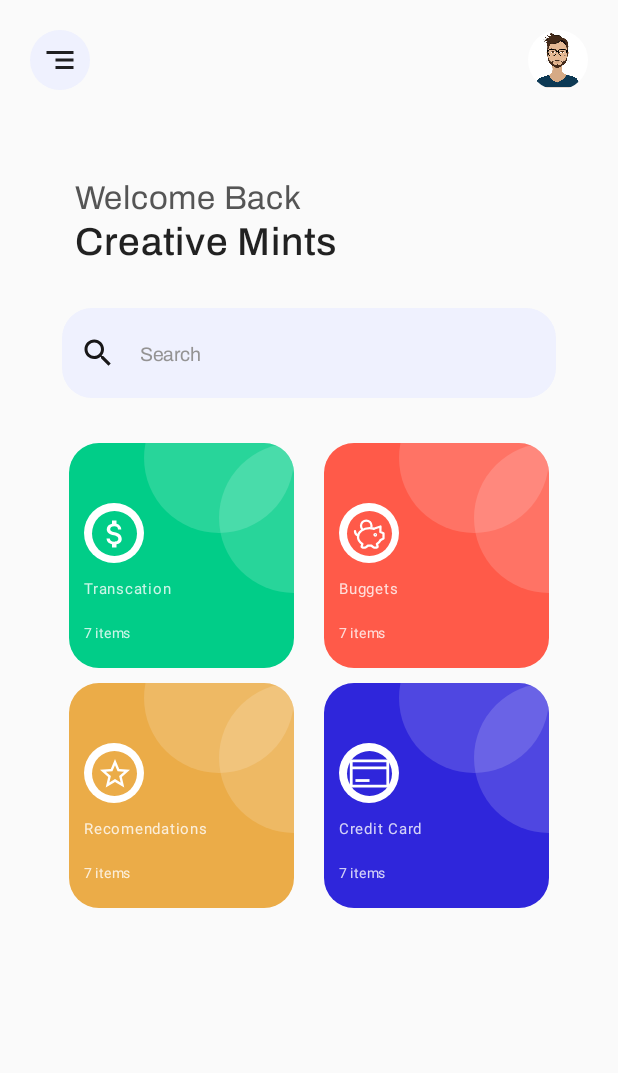
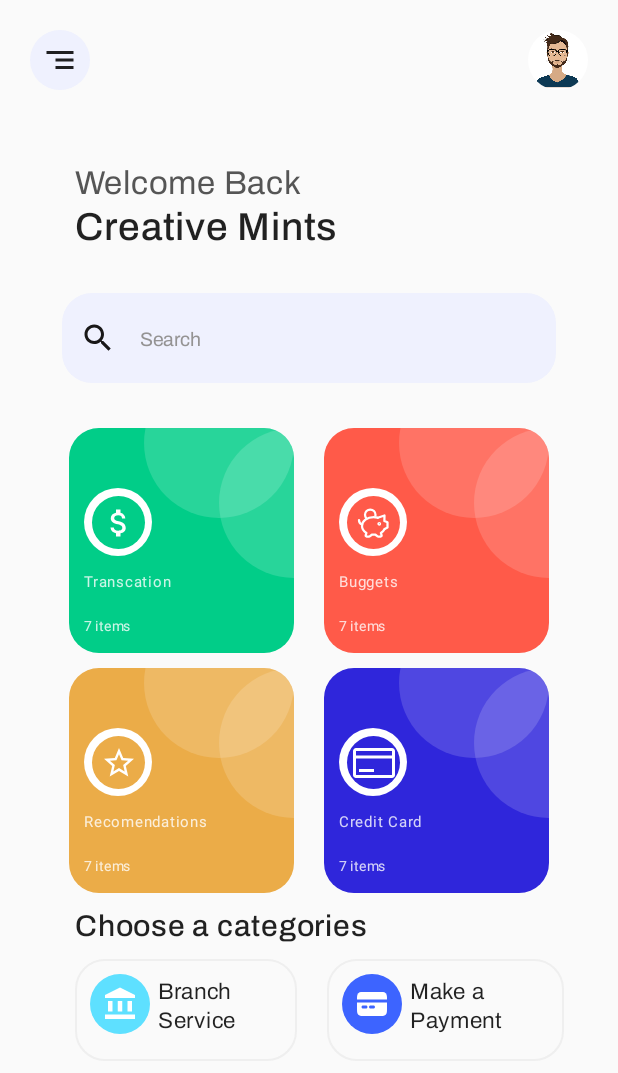
Before and after one commit to iamabdh/MoneyManager, an Android app built with Jetpack Compose: the screen it shows after launch (MainActivity), on a phone screen of 412 x 824 dp. Shown: the top 1073 px of the screen. Run offline under Robolectric (Android 15) with nearby library versions, the phone set to English and light mode, and no system bars.

Commit message:
update: home new ui

```diff
--- a/app/src/main/java/com/example/moneymanager/components/ComponentsView.kt
+++ b/app/src/main/java/com/example/moneymanager/components/ComponentsView.kt
@@ -3,6 +3,7 @@ package com.example.moneymanager.components
 import android.graphics.drawable.Drawable
 import androidx.compose.foundation.Image
 import androidx.compose.foundation.background
+import androidx.compose.foundation.border
 import androidx.compose.foundation.layout.Arrangement
 import androidx.compose.foundation.layout.Box
 import androidx.compose.foundation.layout.Column
@@ -29,7 +30,9 @@ import com.example.moneymanager.R
 import com.example.moneymanager.ui.theme.AliceBlue
 import com.example.moneymanager.ui.theme.AliceBlue1
 import com.example.moneymanager.ui.theme.Archivo
+import com.example.moneymanager.ui.theme.BrightGray
 import com.example.moneymanager.ui.theme.CaribbeanGreen
+import com.example.moneymanager.ui.theme.SkyBlue
 import com.example.moneymanager.ui.theme.SpanishGray
 import com.example.moneymanager.ui.theme.White15
 import com.example.moneymanager.ui.theme.White80
@@ -134,13 +137,13 @@ fun HomeBannerButtons(
                 Box(
                     contentAlignment = Alignment.Center,
                     modifier = Modifier
-                        .size(40.dp)
+                        .size(45.dp)
                         .background(Color.White, CircleShape)
                 ) {
                     Box(
                         contentAlignment = Alignment.Center,
                         modifier = Modifier
-                            .size(30.dp)
+                            .size(35.dp)
                             .background(colorBanner, CircleShape)
                     ) {
                         Image(painter = painterResource(id = bannerIcon), contentDescription = "")
@@ -154,3 +157,50 @@ fun HomeBannerButtons(
         }
     }
 }
+
+
+@Composable
+fun ServicesBannerHome(
+    t1: String,
+    t2: String,
+    colorBanner: Color,
+    iconBanner: Int,
+) {
+    Box(
+        modifier = Modifier
+            .border(1.dp, shape = RoundedCornerShape(20.dp), color = BrightGray)
+    ) {
+        Row(
+            horizontalArrangement = Arrangement.spacedBy(5.dp),
+            modifier = Modifier.padding(vertical = 10.dp, horizontal = 10.dp)
+        ) {
+            Box(
+                contentAlignment = Alignment.Center,
+                modifier = Modifier
+                    .size(40.dp)
+                    .clip(shape = CircleShape)
+                    .background(colorBanner)
+            ) {
+                Icon(
+                    tint = Color.White,
+                    painter = painterResource(id = iconBanner),
+                    contentDescription = "")
+            }
+            Column(
+                modifier = Modifier.padding(end = 30.dp)
+            ) {
+                Text(
+                    text = t1,
+                    fontSize = 15.sp,
+                    fontFamily = Archivo
+                )
+                Text(
+                    text = t2,
+                    fontSize = 15.sp,
+                    fontFamily = Archivo,
+                    modifier = Modifier.offset(y= (-5).dp)
+                )
+            }
+        }
+    }
+}
--- a/app/src/main/java/com/example/moneymanager/screen/HomeScreen.kt
+++ b/app/src/main/java/com/example/moneymanager/screen/HomeScreen.kt
@@ -40,6 +40,7 @@ import com.example.moneymanager.components.HomeBannerButtons
 import com.example.moneymanager.components.MainHomeMenu
 import com.example.moneymanager.components.MainHomeUserImage
 import com.example.moneymanager.components.SearchTextField
+import com.example.moneymanager.components.ServicesBannerHome
 import com.example.moneymanager.ui.theme.*
 
 
@@ -61,7 +62,7 @@ fun HomeScreen() {
         Column(
             modifier = Modifier
                 .fillMaxWidth()
-                .padding(start = 50.dp, top = 40.dp)
+                .padding(start = 50.dp, top = 30.dp)
         ) {
             Text(text = "Welcome Back", fontSize = 22.sp, fontFamily = Archivo, color = DavysGrey)
             Spacer(modifier = Modifier.height(3.dp))
@@ -115,7 +116,35 @@ fun HomeScreen() {
                         )
             }
         }
+        Column(
+            modifier = Modifier
+                .fillMaxWidth()
+                .padding(start = 50.dp)
+        ) {
+            Text(
+                text = "Choose a categories",
+                fontSize = 20.sp,
+                fontFamily = Archivo,
+                fontWeight = FontWeight.Medium
+            )
+            Spacer(modifier = Modifier.height(10.dp))
+            Row(
+                horizontalArrangement = Arrangement.spacedBy(20.dp)
+            ) {
+                ServicesBannerHome(
+                    t1 = "Branch",
+                    t2 = "Service",
+                    colorBanner = SkyBlue,
+                    iconBanner = R.drawable.baseline_account_balance_24
+                )
+                ServicesBannerHome(
+                    t1 = "Make a",
+                    t2 = "Payment",
+                    colorBanner = UltramarineBlue,
+                    iconBanner = R.drawable.credit_card__1
+                )
+            }
+        }
         Spacer(modifier = Modifier.height(20.dp))
-
     }
 }
--- a/app/src/main/java/com/example/moneymanager/ui/theme/Color.kt
+++ b/app/src/main/java/com/example/moneymanager/ui/theme/Color.kt
@@ -9,7 +9,7 @@ val Pink80 = Color(0xFFEFB8C8)
 val Purple40 = Color(0xFF6650a4)
 val PurpleGrey40 = Color(0xFF625b71)
 val Pink40 = Color(0xFF7D5260)
-
+val BrightGray = Color(0xFFEFEFEF)
 val AliceBlue = Color(0xFFEFF1FE)
 val AliceBlue1 = Color(0xFFEFF1FE)
 val DavysGrey = Color(0xFF555555)
@@ -21,3 +21,5 @@ val White51 = Color(0x82FFFFFF)
 val Crayola = Color(0xFFFF5A49)
 val MaximumYellowRed = Color(0XFFEBAC48)
 val PalatinateBlue = Color(0xFF2F26DB)
+val SkyBlue = Color(0xFF5EE0FF)
+val UltramarineBlue = Color(0xFF3D64FF)
--- /dev/null
+++ b/app/src/main/res/drawable/baseline_account_balance_24.xml
@@ -0,0 +1,9 @@
+<vector android:height="24dp" android:tint="#FFFFFF"
+    android:viewportHeight="24" android:viewportWidth="24"
+    android:width="24dp" xmlns:android="http://schemas.android.com/apk/res/android">
+    <path android:fillColor="@android:color/white" android:pathData="M4,10h3v7h-3z"/>
+    <path android:fillColor="@android:color/white" android:pathData="M10.5,10h3v7h-3z"/>
+    <path android:fillColor="@android:color/white" android:pathData="M2,19h20v3h-20z"/>
+    <path android:fillColor="@android:color/white" android:pathData="M17,10h3v7h-3z"/>
+    <path android:fillColor="@android:color/white" android:pathData="M12,1l-10,5l0,2l20,0l0,-2z"/>
+</vector>
--- /dev/null
+++ b/app/src/main/res/drawable/credit_card__1.xml
@@ -0,0 +1,13 @@
+<vector xmlns:android="http://schemas.android.com/apk/res/android"
+    android:width="24dp"
+    android:height="24dp"
+    android:viewportWidth="24"
+    android:viewportHeight="24">
+  <path
+      android:pathData="m2,11h20v4.066c0,0.887 0,1.65 -0.082,2.262 -0.088,0.655 -0.287,1.284 -0.797,1.793 -0.51,0.51 -1.138,0.708 -1.793,0.797 -0.612,0.082 -1.375,0.082 -2.262,0.082h-10.132c-0.886,0 -1.65,0 -2.262,-0.082 -0.656,-0.088 -1.284,-0.287 -1.794,-0.797 -0.51,-0.51 -0.708,-1.138 -0.797,-1.793 -0.082,-0.612 -0.082,-1.375 -0.082,-2.262zM5,14c0,-0.552 0.448,-1 1,-1h2c0.552,0 1,0.448 1,1s-0.448,1 -1,1h-2c-0.552,0 -1,-0.448 -1,-1zM10,14c0,-0.552 0.448,-1 1,-1h2c0.552,0 1,0.448 1,1s-0.448,1 -1,1h-2c-0.552,0 -1,-0.448 -1,-1z"
+      android:fillColor="#323232"
+      android:fillType="evenOdd"/>
+  <path
+      android:pathData="m22,9v-0.066c0,-0.886 0,-1.65 -0.082,-2.262 -0.088,-0.656 -0.287,-1.284 -0.797,-1.794 -0.51,-0.51 -1.138,-0.708 -1.793,-0.797 -0.612,-0.082 -1.375,-0.082 -2.262,-0.082h-10.132c-0.886,-0 -1.65,-0 -2.262,0.082 -0.656,0.088 -1.284,0.287 -1.794,0.797 -0.51,0.51 -0.708,1.138 -0.797,1.794 -0.082,0.612 -0.082,1.375 -0.082,2.262v0.066z"
+      android:fillColor="#323232"/>
+</vector>
```
